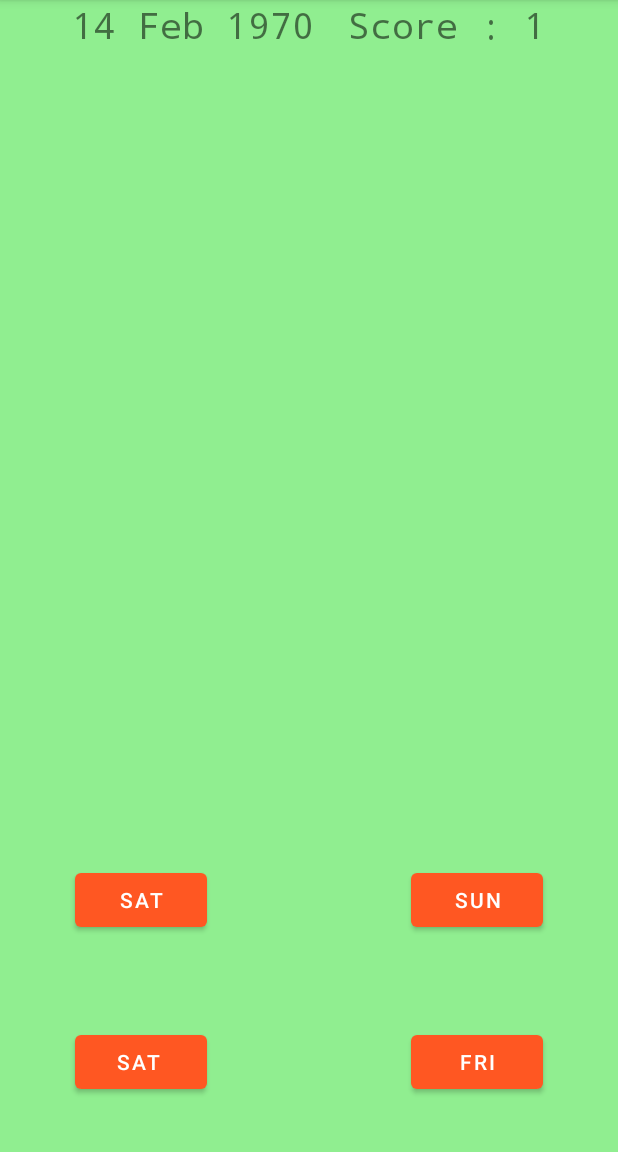
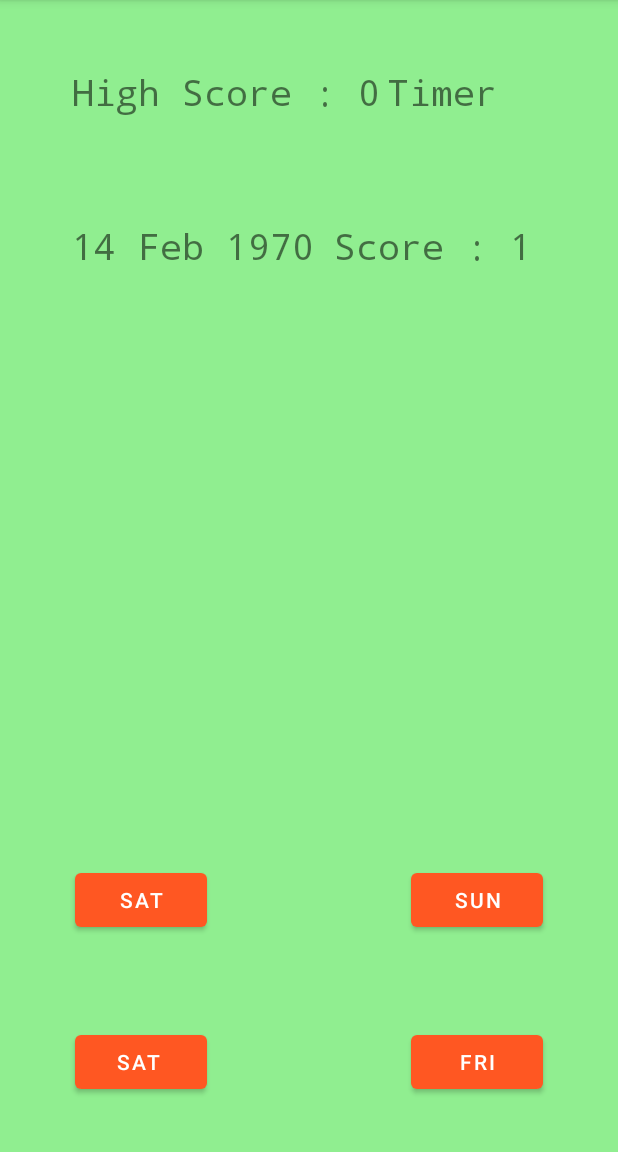
Before and after one commit to jaiakash/guesstheday, an Android app: the screen it shows after launch (MainActivity), after a tap on "MON", on a phone screen of 412 x 824 dp, the part 84-1236 px from its top. Run offline under Robolectric (Android 15) with nearby library versions, the phone set to English and light mode, and no system bars.

Commit message:
Added High Score using SharedPreferences

```diff
--- a/app/src/main/java/com/amostrone/akash/gtd/MainActivity.java
+++ b/app/src/main/java/com/amostrone/akash/gtd/MainActivity.java
@@ -4,6 +4,7 @@ import androidx.appcompat.app.AppCompatActivity;
 import androidx.constraintlayout.widget.ConstraintLayout;
 
 import android.content.Context;
+import android.content.SharedPreferences;
 import android.os.Bundle;
 import android.os.Vibrator;
 import android.util.Log;
@@ -21,12 +22,16 @@ import java.util.Date;
 import java.util.GregorianCalendar;
 
 public class MainActivity extends AppCompatActivity {
-    static TextView date_text,score_text;
+    static TextView date_text,score_text,high_text;
     Button opt_butt[]= new Button[4];
     static String ans;
     static String week[]={"Sun", "Mon", "Tue", "Wed", "Thr", "Fri", "Sat"};
     private int Score=0;
     ConstraintLayout home;
+    private int highScore = 0;
+
+    SharedPreferences sharedPref;
+    SharedPreferences.Editor SP_edit;
 
     @Override
     protected void onCreate(Bundle savedInstanceState) {
@@ -39,6 +44,13 @@ public class MainActivity extends AppCompatActivity {
         date_text = findViewById(R.id.text_date);
         score_text = findViewById(R.id.score);
         home = findViewById(R.id.home);
+        high_text = findViewById(R.id.high_score);
+
+        sharedPref = getSharedPreferences("High Score", MODE_PRIVATE);
+        SP_edit = sharedPref.edit();
+
+        highScore = sharedPref.getInt("High Score", 0);
+        high_text.setText("High Score : "+highScore);
 
         String strDate = setDate_Text();
         date_text.setText(strDate);
@@ -104,6 +116,15 @@ public class MainActivity extends AppCompatActivity {
         //Change color of home layout
         home.setBackgroundColor(getResources().getColor(R.color.wrong));
 
+        //High score
+        highScore=Math.max(highScore,Score);
+        high_text.setText("High Score : "+highScore);
+
+        //Saving high Score to Shared prefrences
+        // write all the data entered by the user in SharedPreference and apply
+        SP_edit.putInt("High Score", highScore);
+        SP_edit.apply();
+
         switch (view.getId()) {
             case R.id.button1:
                 if(opt_butt[0].getText().toString().equals(ans)){
--- a/app/src/main/res/layout/activity_main.xml
+++ b/app/src/main/res/layout/activity_main.xml
@@ -21,7 +21,38 @@
         app:layout_constraintRight_toRightOf="parent"
         app:layout_constraintStart_toStartOf="parent"
         app:layout_constraintTop_toTopOf="parent"
-        app:layout_constraintVertical_bias="0.0" />
+        app:layout_constraintVertical_bias="0.2" />
+
+    <TextView
+        android:id="@+id/high_score"
+        android:layout_width="wrap_content"
+        android:layout_height="wrap_content"
+        android:layout_marginStart="48dp"
+        android:text="High score = 0"
+        android:textSize="24sp"
+        android:typeface="monospace"
+        app:layout_constraintBottom_toBottomOf="parent"
+        app:layout_constraintHorizontal_bias="0.5"
+        app:layout_constraintLeft_toLeftOf="parent"
+        app:layout_constraintRight_toRightOf="parent"
+        app:layout_constraintStart_toStartOf="parent"
+        app:layout_constraintTop_toTopOf="parent"
+        app:layout_constraintVertical_bias="0.061" />
+
+    <TextView
+        android:id="@+id/timer"
+        android:layout_width="wrap_content"
+        android:layout_height="wrap_content"
+        android:layout_marginEnd="48dp"
+        android:text="Timer"
+        android:textSize="24sp"
+        android:typeface="monospace"
+        app:layout_constraintBottom_toBottomOf="parent"
+        app:layout_constraintEnd_toEndOf="parent"
+        app:layout_constraintHorizontal_bias="0.595"
+        app:layout_constraintStart_toEndOf="@+id/text_date"
+        app:layout_constraintTop_toTopOf="parent"
+        app:layout_constraintVertical_bias="0.061" />
 
     <Button
         android:id="@+id/button1"
@@ -78,9 +109,11 @@
         android:text="Score"
         android:textSize="24sp"
         android:typeface="monospace"
+        app:layout_constraintBottom_toBottomOf="parent"
         app:layout_constraintEnd_toEndOf="parent"
-        app:layout_constraintHorizontal_bias="0.988"
+        app:layout_constraintHorizontal_bias="0.595"
         app:layout_constraintStart_toEndOf="@+id/text_date"
-        tools:layout_editor_absoluteY="0dp" />
+        app:layout_constraintTop_toTopOf="parent"
+        app:layout_constraintVertical_bias="0.2" />
 
 </androidx.constraintlayout.widget.ConstraintLayout>
```
